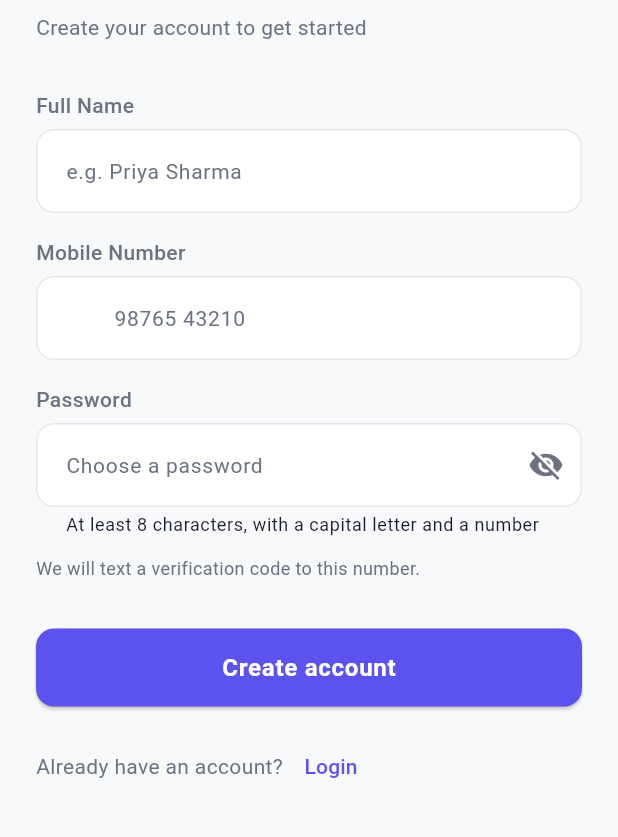
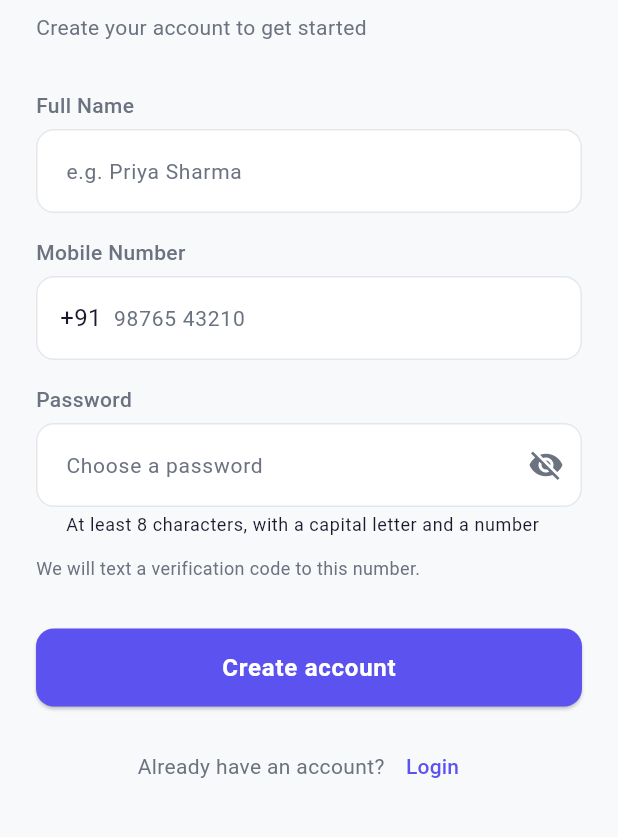
Before and after one commit to alakh8653/AlakhService, a Flutter app: the RegisterPage screen opened directly, on a phone screen of 412 x 824 dp, the part 171-1008 px from its top. Run offline on Flutter 3.47's test engine with Material 3 defaults, Android fonts, the phone set to English and light mode, and no system bars; our stand-ins replace connectivity_plus, dartz, dio, equatable, flutter_bloc, flutter_secure_storage and 5 more; missing offline and left inert: encrypt, razorpay_flutter; accounts and stored records are empty; Roboto replaces fonts that are missing (Poppins).

Commit message:
fix(mobile): show the +91 prefix before the mobile field is focused
Flutter's prefixText only appears once a field has focus, so Register
showed a bare "98765 43210" hint with no country code. The prefix is now
always visible; the "Already have an account?" line is centred.

Co-Authored-By: Claude Opus 5.5 <noreply@anthropic.com>
Claude-Session: https://claude.ai/code/session_01GJFERNMU4BnRseq4wD3ZF9

```diff
--- a/apps/mobile_app/lib/features/auth/presentation/pages/register_page.dart
+++ b/apps/mobile_app/lib/features/auth/presentation/pages/register_page.dart
@@ -146,13 +146,16 @@ class _RegisterPageState extends State<RegisterPage> {
                   },
                 ),
                 const SizedBox(height: 16),
-                Wrap(
+                SizedBox(
+                  width: double.infinity,
+                  child: Wrap(
                     alignment: WrapAlignment.center,
                     crossAxisAlignment: WrapCrossAlignment.center,
                     children: [
                       const Text('Already have an account?', style: AppTextStyles.body2),
                       TextButton(onPressed: () => Navigator.pop(context), child: const Text('Login')),
                     ],
+                  ),
                 ),
               ],
             ),
--- a/apps/mobile_app/lib/shared/widgets/custom_text_field.dart
+++ b/apps/mobile_app/lib/shared/widgets/custom_text_field.dart
@@ -83,9 +83,16 @@ class CustomTextField extends StatelessWidget {
             errorMaxLines: 2,
             counterText: maxLength == null ? null : '',
             suffixIcon: suffix,
-            prefixIcon: prefix,
-            prefixText: prefixText,
-            prefixStyle: AppTextStyles.body1,
+            // Shown always (prefixText would only appear once the field is focused), so "+91" is
+            // visible before typing.
+            prefixIcon: prefix ??
+                (prefixText == null
+                    ? null
+                    : Padding(
+                        padding: const EdgeInsets.only(left: 16, right: 4),
+                        child: Text(prefixText!.trim(), style: AppTextStyles.body1),
+                      )),
+            prefixIconConstraints: prefixText == null ? null : const BoxConstraints(minWidth: 0, minHeight: 0),
           ),
         ),
       ],
```
Also changed, not shown: 1 other file. Lines whose indentation alone changed are shown as unchanged.
